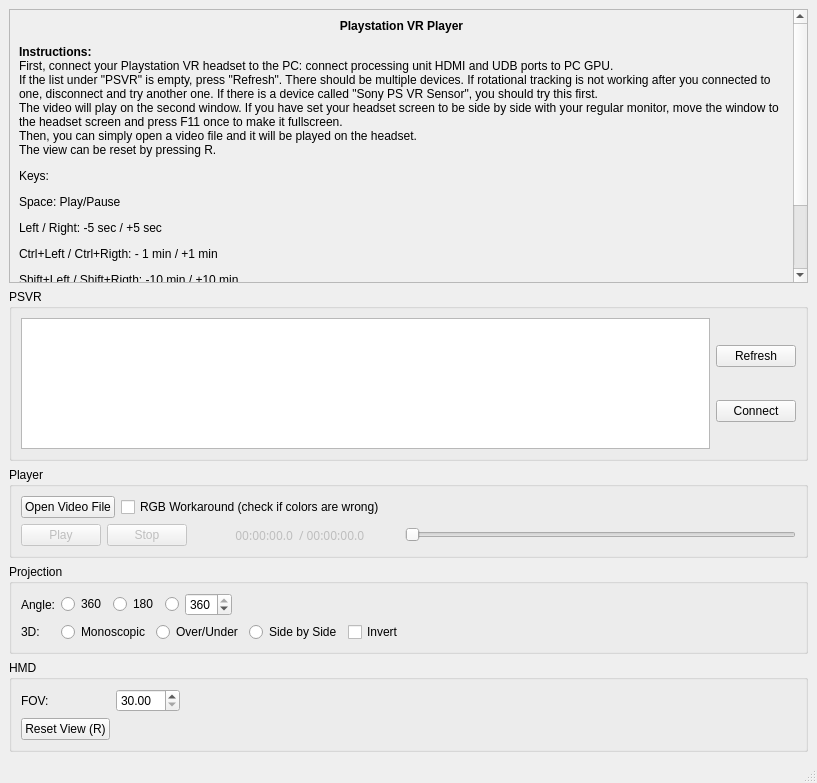
Qt form src/mainwindow.ui (evgenykislov/psvr_player) before a commit.
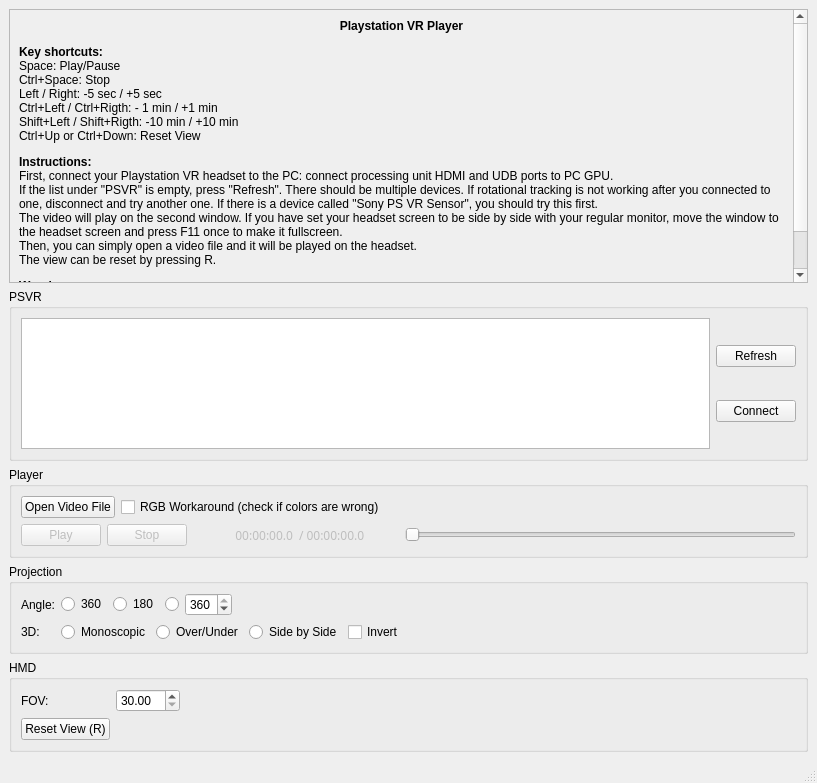
The same form after that commit.

Commit message: Adds key shortcut for playing stop. Auto-on of VR mode during playing.

Diff of the .ui file:
```diff
--- a/src/mainwindow.ui
+++ b/src/mainwindow.ui
@@ -26,7 +26,7 @@
          <x>0</x>
          <y>0</y>
          <width>783</width>
-         <height>483</height>
+         <height>436</height>
         </rect>
        </property>
        <layout class="QVBoxLayout" name="verticalLayout_4">
@@ -45,7 +45,7 @@
            <enum>QFrame::Plain</enum>
           </property>
           <property name="text">
-           <string>&lt;html&gt;&lt;head/&gt;&lt;body&gt;&lt;p align=&quot;center&quot;&gt;&lt;span style=&quot; font-weight:600;&quot;&gt;Playstation VR Player&lt;/span&gt;&lt;/p&gt;&lt;p&gt;&lt;span style=&quot; font-weight:600;&quot;&gt;Instructions:&lt;br/&gt;&lt;/span&gt;First, connect your Playstation VR headset to the PC: connect processing unit HDMI and UDB ports to PC GPU.&lt;br/&gt;If the list under &amp;quot;PSVR&amp;quot; is empty, press &amp;quot;Refresh&amp;quot;. There should be multiple devices. If rotational tracking is not working after you connected to one, disconnect and try another one. If there is a device called &amp;quot;Sony PS VR Sensor&amp;quot;, you should try this first.&lt;br/&gt;The video will play on the second window. If you have set your headset screen to be side by side with your regular monitor, move the window to the headset screen and press F11 once to make it fullscreen.&lt;br/&gt;Then, you can simply open a video file and it will be played on the headset.&lt;br/&gt;The view can be reset by pressing R.&lt;/p&gt;&lt;p&gt;Keys:&lt;/p&gt;&lt;p&gt;Space: Play/Pause&lt;/p&gt;&lt;p&gt;Left / Right: -5 sec / +5 sec&lt;/p&gt;&lt;p&gt;Ctrl+Left / Ctrl+Rigth: - 1 min / +1 min&lt;/p&gt;&lt;p&gt;Shift+Left / Shift+Rigth: -10 min / +10 min&lt;/p&gt;&lt;p&gt;Ctrl+Space: Reset View&lt;/p&gt;&lt;p&gt;&lt;span style=&quot; font-weight:600;&quot;&gt;Warning:&lt;/span&gt;&lt;br/&gt;This program uses only a roughly estimated symmetrical field of view and does not apply any lens correction distortion. This means, the projection in the headset is not perfectly correct, which can lead to motion sickness. You can adjust the FOV with the spinner below if you want.&lt;/p&gt;&lt;/body&gt;&lt;/html&gt;</string>
+           <string>&lt;html&gt;&lt;head/&gt;&lt;body&gt;&lt;p align=&quot;center&quot;&gt;&lt;span style=&quot; font-weight:600;&quot;&gt;Playstation VR Player&lt;/span&gt;&lt;/p&gt;&lt;p&gt;&lt;span style=&quot; font-weight:600;&quot;&gt;Key shortcuts:&lt;/span&gt;&lt;br/&gt;Space: Play/Pause&lt;br/&gt;Ctrl+Space: Stop&lt;br/&gt;Left / Right: -5 sec / +5 sec&lt;br/&gt;Ctrl+Left / Ctrl+Rigth: - 1 min / +1 min&lt;br/&gt;Shift+Left / Shift+Rigth: -10 min / +10 min&lt;br/&gt;Ctrl+Up or Ctrl+Down: Reset View&lt;/p&gt;&lt;p&gt;&lt;span style=&quot; font-weight:600;&quot;&gt;Instructions:&lt;br/&gt;&lt;/span&gt;First, connect your Playstation VR headset to the PC: connect processing unit HDMI and UDB ports to PC GPU.&lt;br/&gt;If the list under &amp;quot;PSVR&amp;quot; is empty, press &amp;quot;Refresh&amp;quot;. There should be multiple devices. If rotational tracking is not working after you connected to one, disconnect and try another one. If there is a device called &amp;quot;Sony PS VR Sensor&amp;quot;, you should try this first.&lt;br/&gt;The video will play on the second window. If you have set your headset screen to be side by side with your regular monitor, move the window to the headset screen and press F11 once to make it fullscreen.&lt;br/&gt;Then, you can simply open a video file and it will be played on the headset.&lt;br/&gt;The view can be reset by pressing R.&lt;/p&gt;&lt;p&gt;&lt;span style=&quot; font-weight:600;&quot;&gt;Warning:&lt;/span&gt;&lt;br/&gt;This program uses only a roughly estimated symmetrical field of view and does not apply any lens correction distortion. This means, the projection in the headset is not perfectly correct, which can lead to motion sickness. You can adjust the FOV with the spinner below if you want.&lt;/p&gt;&lt;/body&gt;&lt;/html&gt;</string>
           </property>
           <property name="alignment">
            <set>Qt::AlignLeading|Qt::AlignLeft|Qt::AlignTop</set>
```
The commit also changes 6 other files.
